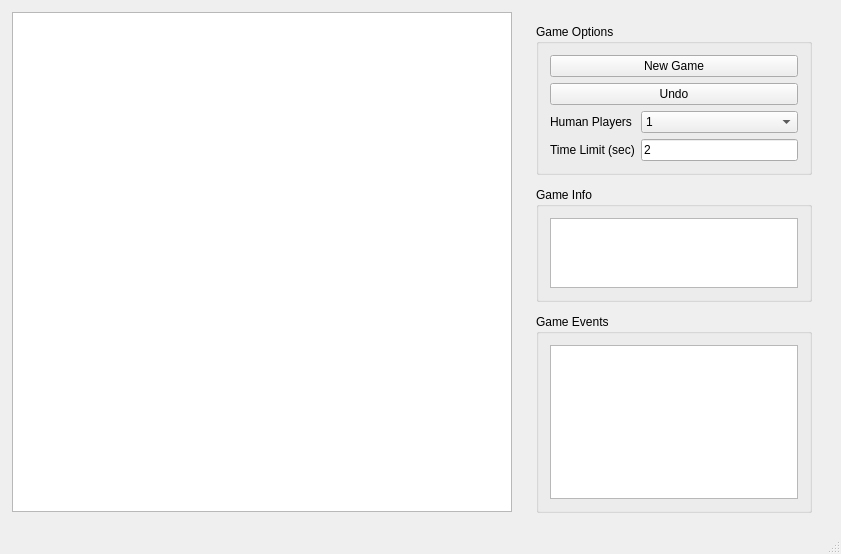
Qt form main/mainwindow.ui (fjp/othello_qt) before a commit.
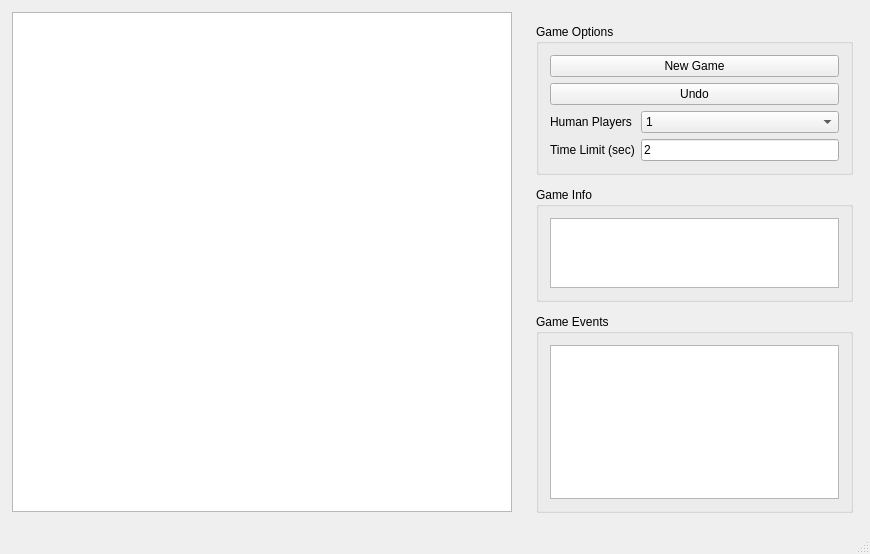
The same form after that commit.

What changed in the file:
```diff
--- a/main/mainwindow.ui
+++ b/main/mainwindow.ui
@@ -9,7 +9,7 @@
    <rect>
     <x>0</x>
     <y>0</y>
-    <width>841</width>
+    <width>870</width>
     <height>554</height>
    </rect>
   </property>
@@ -40,7 +40,7 @@
      <rect>
       <x>524</x>
       <y>12</y>
-      <width>300</width>
+      <width>341</width>
       <height>501</height>
      </rect>
     </property>
```
Left out of the diff: 2 changed lines with no effect on the pictures.
